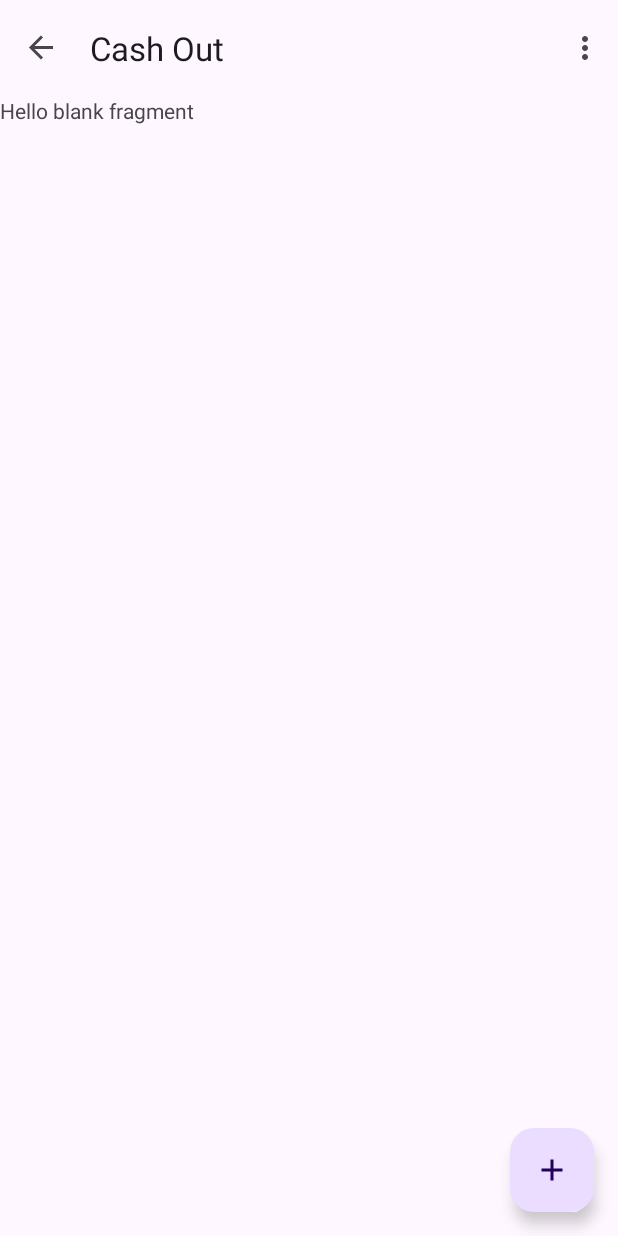
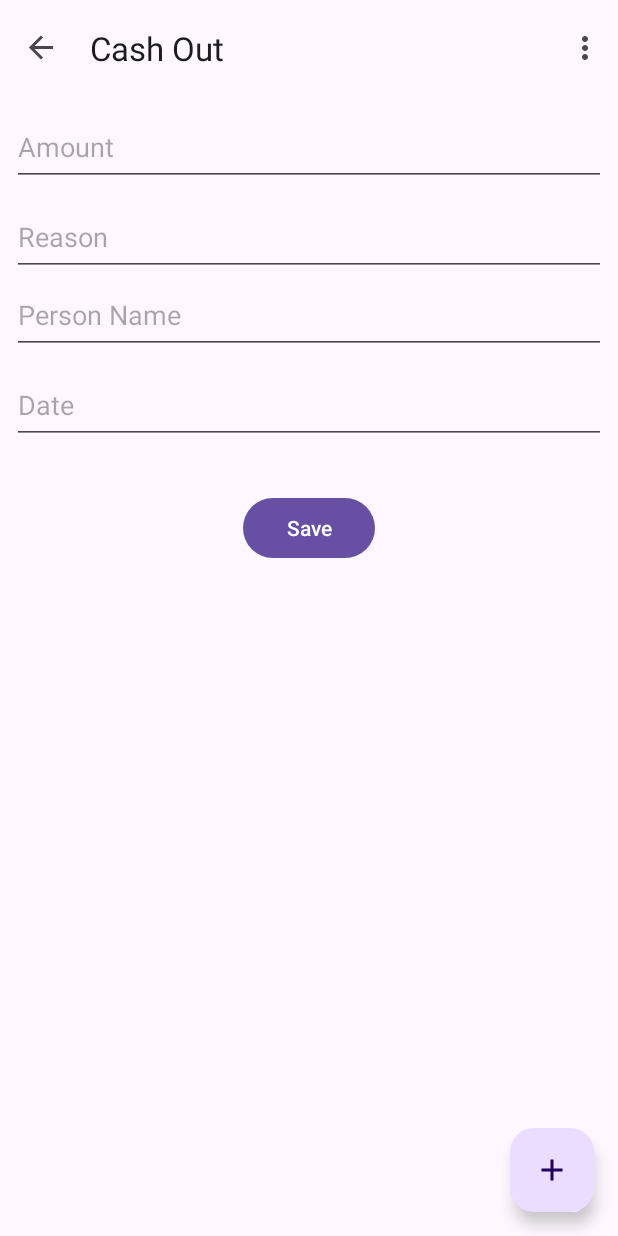
Before and after one commit to kchiwakaya/blackliquid, an Android app: the CashOutFragment screen opened through its navigation route, on a phone screen of 412 x 824 dp. Run offline under Robolectric (Android 15) with nearby library versions, the phone set to English and light mode, and no system bars; our stand-ins replace navigation-ui.

Commit message:
cashout design

```diff
--- a/app/src/main/res/layout/fragment_cash_out.xml
+++ b/app/src/main/res/layout/fragment_cash_out.xml
@@ -2,20 +2,75 @@
 <androidx.constraintlayout.widget.ConstraintLayout xmlns:android="http://schemas.android.com/apk/res/android"
     xmlns:app="http://schemas.android.com/apk/res-auto"
     xmlns:tools="http://schemas.android.com/tools"
-    android:id="@+id/frameLayout3"
+    android:id="@+id/LtCashOut"
     android:layout_width="match_parent"
     android:layout_height="match_parent"
     tools:context=".CashOutFragment">
 
-    <!-- TODO: Update blank fragment layout -->
-    <TextView
-        android:id="@+id/textView3"
+    <EditText
+        android:id="@+id/editAmountOut"
         android:layout_width="0dp"
-        android:layout_height="0dp"
-        android:text="@string/hello_blank_fragment"
-        app:layout_constraintBottom_toBottomOf="parent"
+        android:layout_height="52dp"
+        android:layout_marginStart="8dp"
+        android:layout_marginTop="8dp"
+        android:layout_marginEnd="8dp"
+        android:ems="10"
+        android:hint="Amount"
+        android:inputType="number|numberDecimal"
         app:layout_constraintEnd_toEndOf="parent"
         app:layout_constraintStart_toStartOf="parent"
         app:layout_constraintTop_toTopOf="parent" />
 
+    <EditText
+        android:id="@+id/editReasonOut"
+        android:layout_width="0dp"
+        android:layout_height="52dp"
+        android:layout_marginStart="8dp"
+        android:layout_marginTop="8dp"
+        android:layout_marginEnd="8dp"
+        android:ems="10"
+        android:hint="Reason"
+        android:inputType="text"
+        app:layout_constraintEnd_toEndOf="parent"
+        app:layout_constraintStart_toStartOf="parent"
+        app:layout_constraintTop_toBottomOf="@+id/editAmountOut" />
+
+    <EditText
+        android:id="@+id/editPerson"
+        android:layout_width="0dp"
+        android:layout_height="52dp"
+        android:layout_marginStart="8dp"
+        android:layout_marginEnd="8dp"
+        android:ems="10"
+        android:hint="Person Name"
+        android:inputType="text"
+        app:layout_constraintEnd_toEndOf="parent"
+        app:layout_constraintStart_toStartOf="parent"
+        app:layout_constraintTop_toBottomOf="@+id/editReasonOut" />
+
+    <EditText
+        android:id="@+id/editOutDate"
+        android:layout_width="0dp"
+        android:layout_height="52dp"
+        android:layout_marginStart="8dp"
+        android:layout_marginTop="8dp"
+        android:layout_marginEnd="8dp"
+        android:ems="10"
+        android:hint="Date"
+        android:inputType="date"
+        app:layout_constraintEnd_toEndOf="parent"
+        app:layout_constraintStart_toStartOf="parent"
+        app:layout_constraintTop_toBottomOf="@+id/editPerson" />
+
+    <Button
+        android:id="@+id/btnSaveOut"
+        android:layout_width="wrap_content"
+        android:layout_height="wrap_content"
+        android:layout_marginStart="8dp"
+        android:layout_marginTop="32dp"
+        android:layout_marginEnd="8dp"
+        android:text="Save"
+        app:layout_constraintEnd_toEndOf="parent"
+        app:layout_constraintStart_toStartOf="parent"
+        app:layout_constraintTop_toBottomOf="@+id/editOutDate" />
 </androidx.constraintlayout.widget.ConstraintLayout>
```
